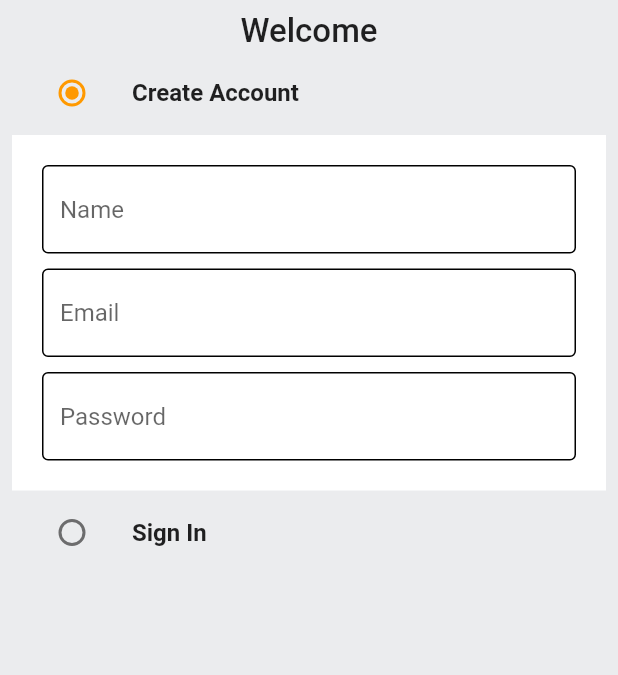
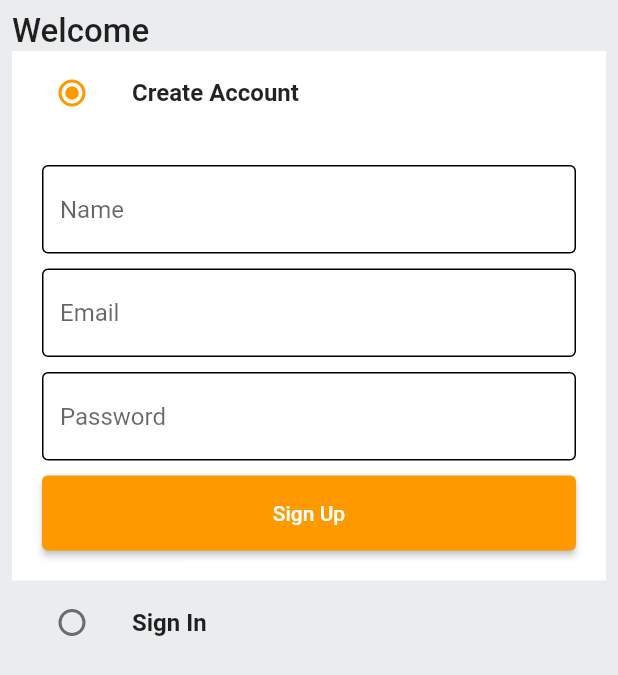
Before and after one commit to Chamidilshan/Amazon-Clone-App, a Flutter app: the screen it shows after launch, on a phone screen of 412 x 824 dp. Shown: the top 675 px of the screen. Run offline on Flutter 3.47's test engine with Material 2 defaults, Android fonts, the phone set to English and light mode, and no system bars.

Commit message:
added signIn and signUp buttons

```diff
--- /dev/null
+++ b/lib/common/widgets/custom_button.dart
@@ -0,0 +1,18 @@
+import 'package:flutter/material.dart';
+
+class CustomButton extends StatelessWidget {
+  final String text;
+  final VoidCallback onTap;
+  const CustomButton({Key? key, required this.text, required this.onTap}) : super(key: key);
+
+  @override
+  Widget build(BuildContext context) {
+    return ElevatedButton(
+        onPressed: onTap,
+        child: Text(text),
+      style: ElevatedButton.styleFrom(
+        minimumSize: Size(double.infinity, 50.0)
+      ),
+    );
+  }
+}
--- a/lib/features/auth/screens/auth_screen.dart
+++ b/lib/features/auth/screens/auth_screen.dart
@@ -1,3 +1,4 @@
+import 'package:amazoon_clone/common/widgets/custom_button.dart';
 import 'package:amazoon_clone/constants/constants.dart';
 import 'package:flutter/material.dart';
 import 'package:amazoon_clone/common/widgets/text_field.dart';
@@ -41,25 +42,27 @@
         child: Padding(
           padding: const EdgeInsets.all(8.0),
           child: Column(
+            crossAxisAlignment: CrossAxisAlignment.start,
             children: [
               Text(
-                  'Welcome',
+                'Welcome',
                 style: TextStyle(
-                  fontSize: 22.0,
-                  fontWeight: FontWeight.w500
+                    fontSize: 22.0,
+                    fontWeight: FontWeight.w500
                 ),
               ),
               ListTile(
+                tileColor: _auth == Auth.signup ? GlobalConstants.backgroundColor : GlobalConstants.greyBackgroundCOlor,
                 title: Text('Create Account', style: TextStyle(fontWeight: FontWeight.bold),),
                 leading: Radio(
                   activeColor: GlobalConstants.secondaryColor,
                   value: Auth.signup,
                   groupValue: _auth,
                   onChanged: (Auth? val){
-                    setState(){
-                      _auth == val!;
-                  }
-                }
+                    setState(() {
+                      _auth = val!;
+                    });
+                  },
                 ),
               ),
               if(_auth == Auth.signup)
@@ -67,7 +70,7 @@
                   padding: EdgeInsets.all(20.0),
                   color: GlobalConstants.backgroundColor,
                   child: Form(
-                    key: _signUpFormKey,
+                      key: _signUpFormKey,
                       child: Column(
                         children: [
                           CustomTextField(
@@ -85,26 +88,64 @@
                             height: 10.0,
                           ),
                           CustomTextField(
-                            controller: _emailController,
+                            controller: _passwordController,
                             hintText: 'Password',
+                          ),
+                          SizedBox(
+                            height: 10.0,
+                          ),
+                          CustomButton(
+                              text: 'Sign Up',
+                              onTap: (){}
                           )
                         ],
                       )
                   ),
                 ),
               ListTile(
+                tileColor: _auth == Auth.signin ? GlobalConstants.backgroundColor : GlobalConstants.greyBackgroundCOlor,
                 title: Text('Sign In', style: TextStyle(fontWeight: FontWeight.bold),),
                 leading: Radio(
                   activeColor: GlobalConstants.secondaryColor,
                   value: Auth.signin,
                   groupValue: _auth,
                   onChanged: (Auth? val){
-                    setState(){
-                      _auth == val;
-                  }
-                }
+                    setState(() {
+                      _auth = val!;
+                    });
+                  },
                 ),
               ),
+              if(_auth == Auth.signin)
+                Container(
+                  padding: EdgeInsets.all(20.0),
+                  color: GlobalConstants.backgroundColor,
+                  child: Form(
+                      key: _signUpFormKey,
+                      child: Column(
+                        children: [
+                          CustomTextField(
+                            controller: _emailController,
+                            hintText: 'Email',
+                          ),
+                          SizedBox(
+                            height: 10.0,
+                          ),
+                          CustomTextField(
+                            controller: _passwordController,
+                            hintText: 'Password',
+                          ),
+                          SizedBox(
+                            height: 10.0,
+                          ),
+                          CustomButton(
+                              text: 'Sign In',
+                              onTap: (){}
+                          )
+                        ],
+                      )
+                  ),
+                ),
             ],
           ),
         ),
```
